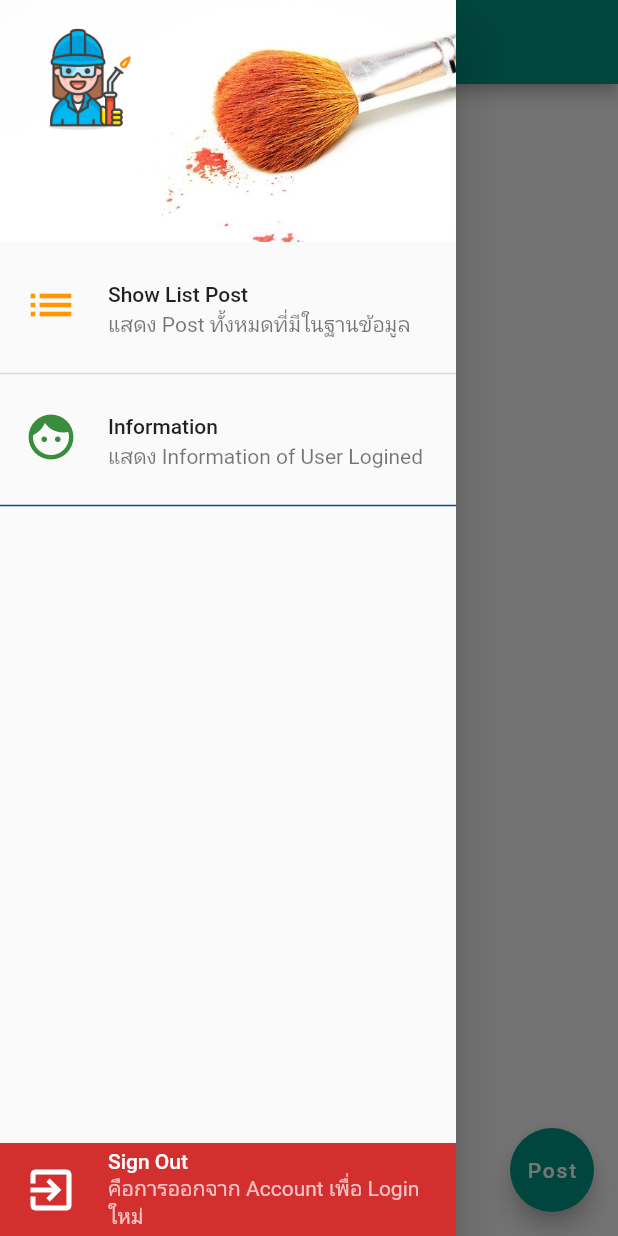
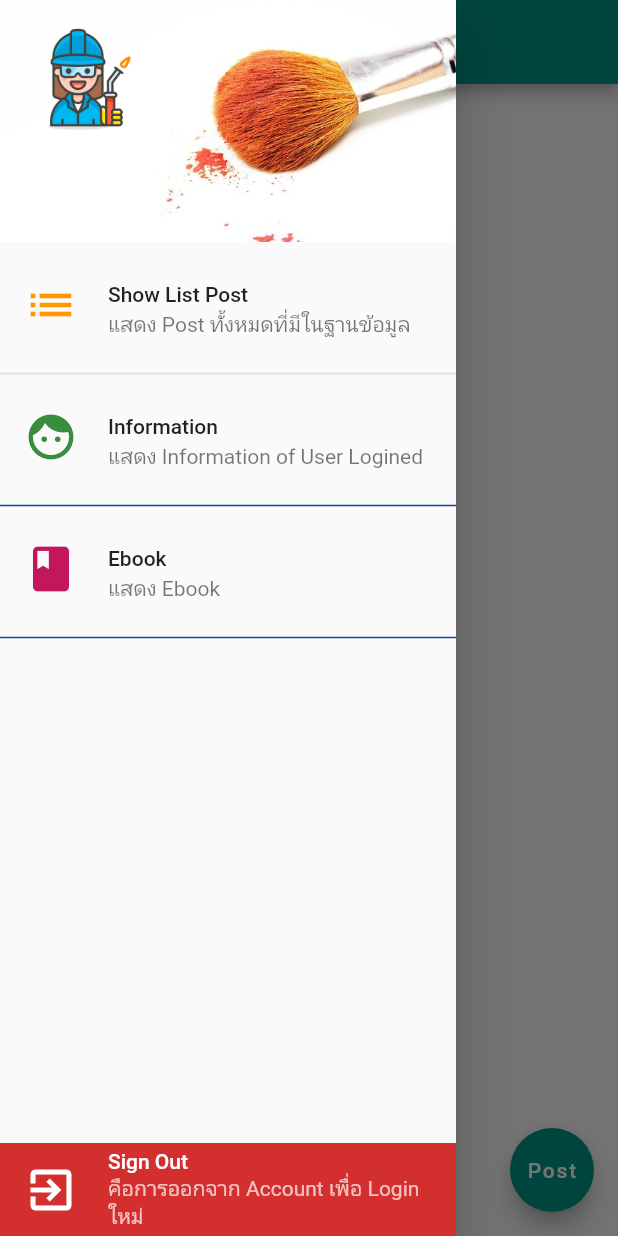
Before and after one commit to AumAim002/KbGiffarine, a Flutter app: the screen it shows once a user with an empty profile is signed in, with the side drawer open, on a phone screen of 412 x 824 dp. Run offline on Flutter 3.47's test engine with Material 2 defaults, Android fonts, the phone set to English and light mode, and no system bars; our stand-ins replace cloud_firestore, firebase_auth, firebase_core, firebase_messaging, firebase_storage, google_fonts and 3 more; missing offline and left inert: flutter_plugin_pdf_viewer; accounts and stored records are empty.

Commit message:
Finish 25Nov

```diff
--- a/lib/state/my_service.dart
+++ b/lib/state/my_service.dart
@@ -4,6 +4,7 @@ import 'package:firebase_core/firebase_core.dart';
 import 'package:flutter/material.dart';
 import 'package:kbgiffarine/models/user_model.dart';
 import 'package:kbgiffarine/state/authen.dart';
+import 'package:kbgiffarine/state/ebook.dart';
 import 'package:kbgiffarine/state/information.dart';
 import 'package:kbgiffarine/state/show_list_post.dart';
 
@@ -46,10 +47,11 @@ class _MyServiceState extends State<MyService> {
   @override
   Widget build(BuildContext context) {
     return Scaffold(
-      appBar: AppBar(title: Text(title),),
+      appBar: AppBar(
+        title: Text(title),
+      ),
       drawer: buildDrawer(),
       body: currentWidget,
-
     );
   }
 
@@ -65,6 +67,11 @@ class _MyServiceState extends State<MyService> {
                 thickness: 1,
               ),
               buildListTileInformation(),
+              Divider(
+                thickness: 1,
+                color: Colors.blue.shade900,
+              ),
+              buildListTileEbook(),
               Divider(
                 thickness: 1,
                 color: Colors.blue.shade900,
@@ -106,6 +113,25 @@ class _MyServiceState extends State<MyService> {
         setState(() {
           currentWidget = Information();
           title = 'Information';
+        });
+        Navigator.pop(context);
+      },
+    );
+  }
+
+  ListTile buildListTileEbook() {
+    return ListTile(
+      leading: Icon(
+        Icons.book,
+        size: 36,
+        color: Colors.pink.shade700,
+      ),
+      title: Text('Ebook'),
+      subtitle: Text('แสดง Ebook'),
+      onTap: () {
+        setState(() {
+          currentWidget = Ebook();
+          title = 'Ebook';
         });
         Navigator.pop(context);
       },
--- a/pubspec.yaml
+++ b/pubspec.yaml
@@ -37,6 +37,8 @@ dependencies:
   firebase_storage: ^5.0.1
   image_picker: ^0.6.7+14
   intl: ^0.16.1
+  firebase_messaging: ^7.0.3
+  flutter_plugin_pdf_viewer: ^1.0.7
 
 dev_dependencies:
   flutter_test:
```
Also changed, not shown: lib/state/ebook.dart (added, +38 -0 lines), lib/state/information.dart (+8 -2 lines), lib/state/show_list_post.dart (+25 -0 lines), pubspec.lock, 1 other file.
